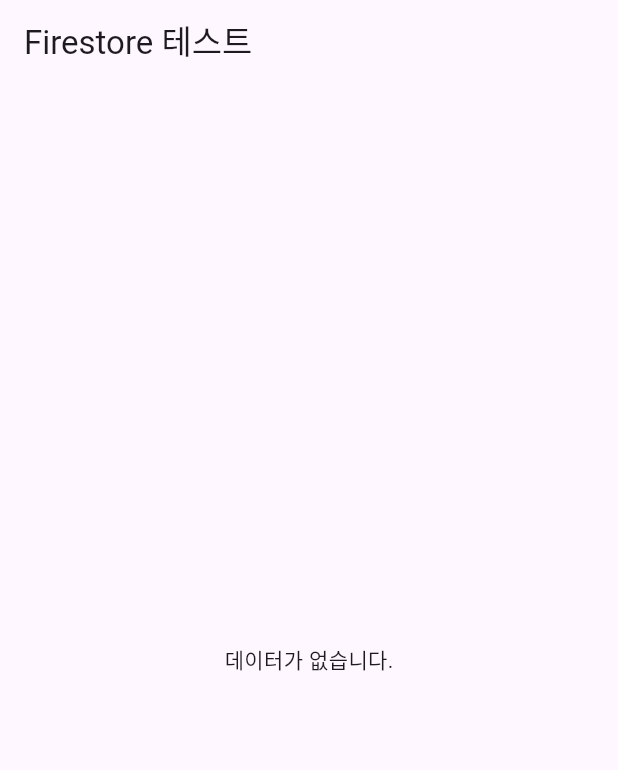
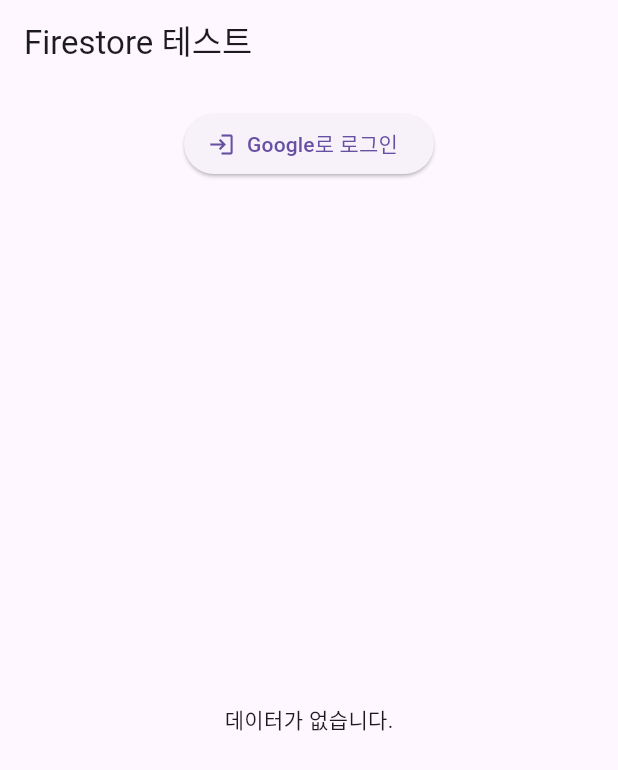
Before and after one commit to KimHyungSik/todo_quest, a Flutter app: the screen it shows after launch, on a phone screen of 412 x 824 dp. Shown: the top 770 px of the screen. Run offline on Flutter 3.47's test engine with Material 3 defaults, Android fonts, the phone set to English and light mode, and no system bars; our stand-ins replace cloud_firestore, firebase_auth, firebase_core, flutter_riverpod, freezed_annotation, google_sign_in and 1 more; accounts and stored records are empty.

Commit message:
google, apple login

```diff
--- a/lib/main.dart
+++ b/lib/main.dart
@@ -1,7 +1,9 @@
 import 'package:flutter/material.dart';
 import 'package:flutter_riverpod/flutter_riverpod.dart';
 import 'package:firebase_core/firebase_core.dart';
+import 'package:firebase_auth/firebase_auth.dart';
 import 'package:todo_quest/repositories/firestore_quest_repository/firestore_quest_repository.dart';
+import 'package:todo_quest/repositories/auth_repository/auth_repository.dart';
 
 import 'firebase_options.dart';
 import 'models/quest/quest.dart';
@@ -10,6 +12,17 @@ import 'models/quest/quest.dart';
 final testQuestProvider = FutureProvider<List<Quest>>((ref) async {
   final repository = FirestoreRepository();
   return repository.getAllQuests();
+});
+
+// Auth repository provider
+final authRepositoryProvider = Provider<AuthRepository>((ref) {
+  return AuthRepository();
+});
+
+// Auth state provider
+final authStateProvider = StreamProvider<User?>((ref) {
+  final authRepository = ref.watch(authRepositoryProvider);
+  return authRepository.authStateChanges;
 });
 
 void main() async {
@@ -48,12 +61,98 @@ class TestScreen extends ConsumerWidget {
   Widget build(BuildContext context, WidgetRef ref) {
     // 데이터를 한 번만 가져옵니다
     final questsAsyncValue = ref.watch(testQuestProvider);
+    final authState = ref.watch(authStateProvider);
 
     return Scaffold(
       appBar: AppBar(
         title: const Text('Firestore 테스트'),
+        actions: [
+          authState.when(
+            data: (user) {
+              return user != null
+                  ? IconButton(
+                      icon: const Icon(Icons.logout),
+                      onPressed: () {
+                        ref.read(authRepositoryProvider).signOut();
+                      },
+                    )
+                  : const SizedBox.shrink();
+            },
+            loading: () => const SizedBox.shrink(),
+            error: (_, __) => const SizedBox.shrink(),
           ),
-      body: Center(
+        ],
+      ),
+      body: Column(
+        children: [
+          // Login Buttons
+          Padding(
+            padding: const EdgeInsets.all(16.0),
+            child: Column(
+              mainAxisSize: MainAxisSize.min,
+              children: [
+                // Google Sign-In Button
+                ElevatedButton.icon(
+                  icon: const Icon(Icons.login),
+                  label: const Text('Google로 로그인'),
+                  onPressed: () async {
+                    try {
+                      final userCredential =
+                          await ref.read(authRepositoryProvider).signInWithGoogle();
+                      if (userCredential != null && userCredential.user != null) {
+                        print('로그인 성공: ${userCredential.user!.email}');
+                      }
+                    } catch (e) {
+                      print('로그인 실패: $e');
+                    }
+                  },
+                ),
+
+                // Apple Sign-In Button (iOS only)
+                if (ref.read(authRepositoryProvider).isIOS)
+                  Padding(
+                    padding: const EdgeInsets.only(top: 8.0),
+                    child: ElevatedButton.icon(
+                      style: ElevatedButton.styleFrom(
+                        backgroundColor: Colors.black,
+                        foregroundColor: Colors.white,
+                      ),
+                      icon: const Icon(Icons.apple),
+                      label: const Text('Apple로 로그인'),
+                      onPressed: () async {
+                        try {
+                          final userCredential =
+                              await ref.read(authRepositoryProvider).signInWithApple();
+                          if (userCredential != null && userCredential.user != null) {
+                            print('애플 로그인 성공: ${userCredential.user!.email}');
+                          }
+                        } catch (e) {
+                          print('애플 로그인 실패: $e');
+                        }
+                      },
+                    ),
+                  ),
+              ],
+            ),
+          ),
+
+          // Display user info if logged in
+          authState.when(
+            data: (user) {
+              return user != null
+                  ? Padding(
+                      padding: const EdgeInsets.all(8.0),
+                      child: Text('로그인됨: ${user.email}'),
+                    )
+                  : const SizedBox.shrink();
+            },
+            loading: () => const CircularProgressIndicator(),
+            error: (error, stack) => Text('인증 오류: $error'),
+          ),
+
+          // Quest list
+          Expanded(
+            child: Center(
               child: questsAsyncValue.when(
                 data: (quests) => quests.isEmpty
                     ? const Text('데이터가 없습니다.')
@@ -75,6 +174,9 @@ class TestScreen extends ConsumerWidget {
                 loading: () => const CircularProgressIndicator(),
                 error: (error, stack) => Text('오류 발생: $error'),
               ),
+            ),
+          ),
+        ],
       ),
     );
   }
--- a/pubspec.yaml
+++ b/pubspec.yaml
@@ -41,6 +41,9 @@ dependencies:
   riverpod_annotation: ^2.6.1
   freezed_annotation: ^3.0.0
   json_annotation: ^4.9.0
+  firebase_auth: ^5.5.2
+  google_sign_in: ^6.3.0
+  sign_in_with_apple: ^7.0.1
 
 dev_dependencies:
   flutter_test:
```
Also changed, not shown: lib/repositories/auth_repository/auth_repository.dart (added, +81 -0 lines), pubspec.lock, 10 other files. Lines whose indentation alone changed are shown as unchanged.
